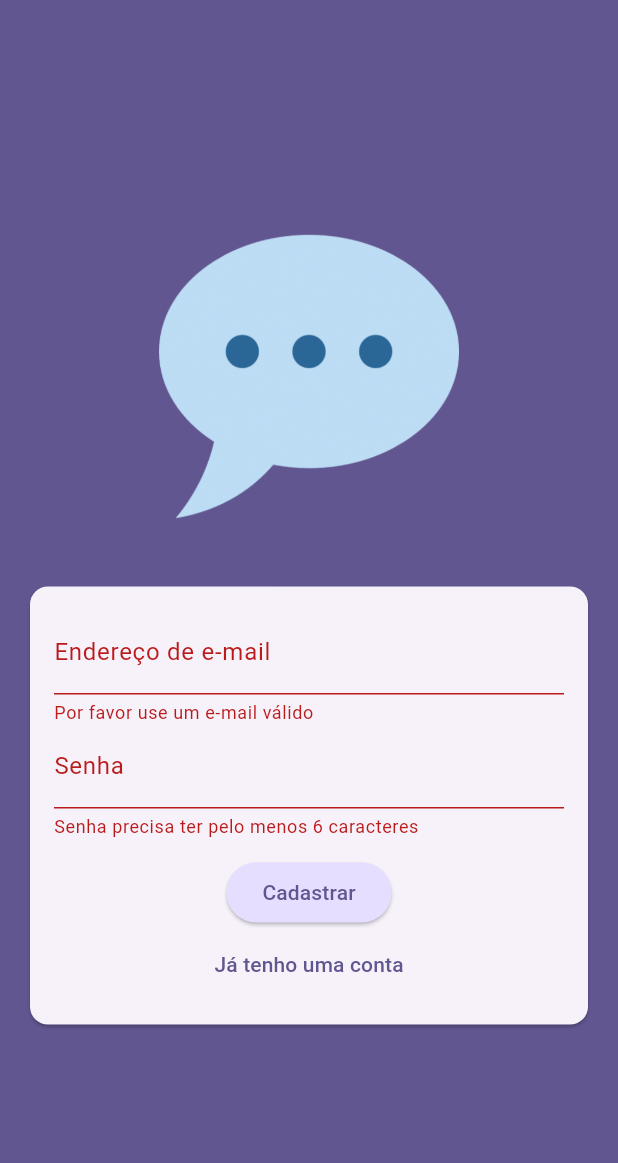
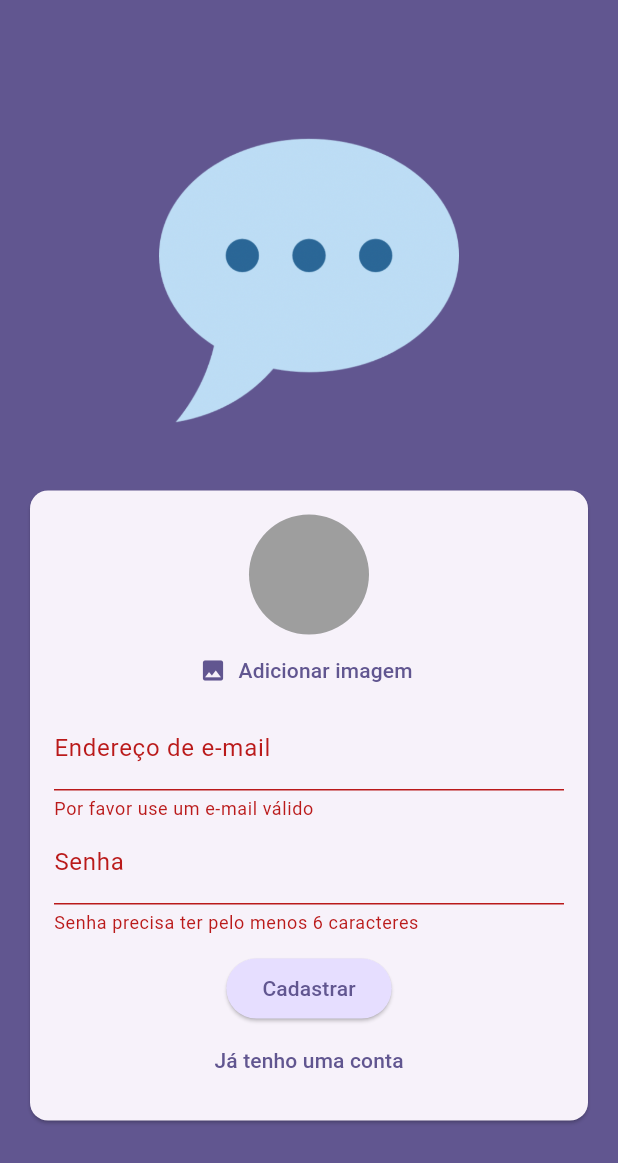
Before and after one commit to thallysfs/chat_app, a Flutter app: the screen it shows after launch, after a tap on "Login", after a tap on "Criar uma conta", on a phone screen of 412 x 824 dp. Shown: the top 1163 px of the screen. Run offline on Flutter 3.47's test engine with Material 3 defaults, Android fonts, the phone set to English and light mode, and no system bars; our stand-ins replace firebase_auth, firebase_core, firebase_storage, image_picker; accounts and stored records are empty.

Commit message:
feat: upload image in register user

```diff
--- a/lib/screens/auth.dart
+++ b/lib/screens/auth.dart
@@ -1,3 +1,7 @@
+import 'dart:io';
+
+import 'package:chatt_app/widgets/user_image_picker.dart';
+import 'package:firebase_storage/firebase_storage.dart';
 import 'package:flutter/material.dart';
 import 'package:firebase_auth/firebase_auth.dart';
 
@@ -18,12 +22,14 @@ class _AuthState extends State<Auth> {
   var _isLogin = true;
   var _enteredEmail = '';
   var _enteredPassword = '';
+  File? _selectedImage;
+  var _isLoading = false;
 
   void _submit() async {
     // o método vaidate retorna um booleno
     final isValid = _form.currentState!.validate();
 
-    if (!isValid) {
+    if (!isValid || _isLogin && _selectedImage == null) {
       return;
     }
 
@@ -31,6 +37,10 @@ class _AuthState extends State<Auth> {
     _form.currentState!.save();
 
     try {
+      setState(() {
+        _isLoading = true;
+      });
+
       if (_isLogin) {
         // log user in
         final userCredentials = await _firebase.signInWithEmailAndPassword(
@@ -39,7 +49,15 @@ class _AuthState extends State<Auth> {
         // register user
         final userCredentials = await _firebase.createUserWithEmailAndPassword(
             email: _enteredEmail, password: _enteredPassword);
-        print(userCredentials);
+        // upload de imagem
+        final storageRef = FirebaseStorage.instance
+            .ref()
+            .child('user_images')
+            .child('${userCredentials.user!.uid}.jpeg');
+
+        // pegar imagem e inserir em uma var
+        await storageRef.putFile(_selectedImage!);
+        final imageUrl = await storageRef.getDownloadURL();
       }
       // o on antes define o tipo da excessão, isso deixa o código do erro igual ao da documentação do Firebase
     } on FirebaseAuthException catch (error) {
@@ -47,9 +65,15 @@ class _AuthState extends State<Auth> {
         // ...
       }
       ScaffoldMessenger.of(context).clearSnackBars();
-      ScaffoldMessenger.of(context).showSnackBar(SnackBar(
+      ScaffoldMessenger.of(context).showSnackBar(
+        SnackBar(
           content: Text(error.message ?? 'Falha na autenticação'),
-      ));
+        ),
+      );
+
+      setState(() {
+        _isLoading = false;
+      });
     }
   }
 
@@ -82,8 +106,12 @@ class _AuthState extends State<Auth> {
                         child: Column(
                           mainAxisSize: MainAxisSize.min,
                           children: [
+                            if (!_isLogin)
+                              UserImagePicker(onPickImage: ((pickedImage) {
+                                _selectedImage = pickedImage;
+                              })),
                             TextFormField(
-                              decoration: InputDecoration(
+                              decoration: const InputDecoration(
                                   labelText: 'Endereço de e-mail'),
                               keyboardType: TextInputType.emailAddress,
                               autocorrect: false,
@@ -114,6 +142,8 @@ class _AuthState extends State<Auth> {
                               },
                             ),
                             const SizedBox(height: 12),
+                            if (_isLoading) const CircularProgressIndicator(),
+                            if (!_isLoading)
                               ElevatedButton(
                                 onPressed: _submit,
                                 style: ElevatedButton.styleFrom(
@@ -123,6 +153,7 @@ class _AuthState extends State<Auth> {
                                 ),
                                 child: Text(_isLogin ? 'Login' : 'Cadastrar'),
                               ),
+                            if (!_isLoading)
                               TextButton(
                                 onPressed: () {
                                   setState(() {
--- /dev/null
+++ b/lib/widgets/user_image_picker.dart
@@ -0,0 +1,59 @@
+import 'dart:io';
+
+import 'package:flutter/material.dart';
+import 'package:image_picker/image_picker.dart';
+
+class UserImagePicker extends StatefulWidget {
+  const UserImagePicker({super.key, required this.onPickImage});
+  // declaro uma função callback como atributo e injeto ela no contrutor
+  final void Function(File pickedImage) onPickImage;
+
+  @override
+  State<UserImagePicker> createState() => _UserImagePickerState();
+}
+
+class _UserImagePickerState extends State<UserImagePicker> {
+  File? _pickedImageFile;
+
+  void _pickImage() async {
+    final pickedImage = await ImagePicker().pickImage(
+      source: ImageSource.camera,
+      imageQuality: 50,
+      maxWidth: 150,
+    );
+
+    if (pickedImage == null) {
+      return;
+    }
+
+    setState(() {
+      _pickedImageFile = File(pickedImage.path);
+    });
+    // usando o "widget" consigo pegar a função que será enviado por parâmtro pelo componente
+    widget.onPickImage(_pickedImageFile!);
+  }
+
+  @override
+  Widget build(BuildContext context) {
+    return Column(
+      children: [
+        CircleAvatar(
+          radius: 40,
+          backgroundColor: Colors.grey,
+          foregroundImage:
+              _pickedImageFile != null ? FileImage(_pickedImageFile!) : null,
+        ),
+        TextButton.icon(
+          onPressed: _pickImage,
+          icon: const Icon(Icons.image),
+          label: Text(
+            'Adicionar imagem',
+            style: TextStyle(
+              color: Theme.of(context).colorScheme.primary,
+            ),
+          ),
+        )
+      ],
+    );
+  }
+}
--- a/pubspec.yaml
+++ b/pubspec.yaml
@@ -37,6 +37,8 @@ dependencies:
   cupertino_icons: ^1.0.2
   firebase_core: ^2.24.0
   firebase_auth: ^4.15.0
+  firebase_storage: ^11.5.3
+  image_picker: ^1.0.4
 
 dev_dependencies:
   flutter_test:
```
Also changed, not shown: pubspec.lock. Lines whose indentation alone changed are shown as unchanged.
